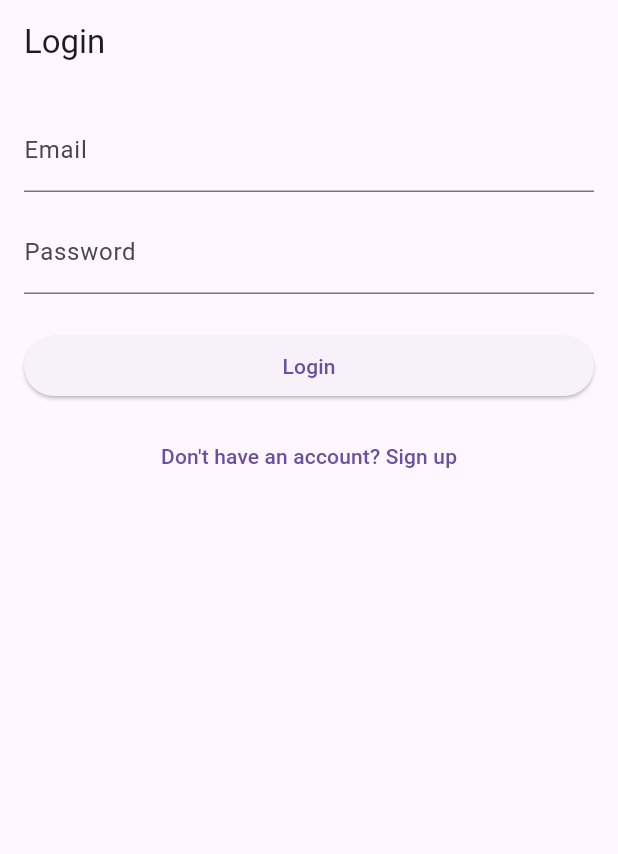
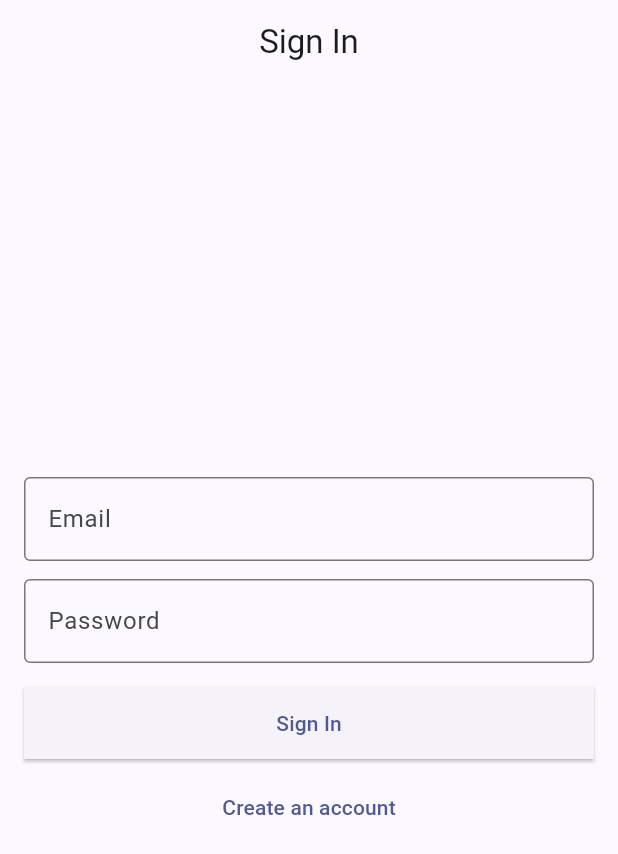
Before and after one commit to aunmirza001/Erax_Music_Player, a Flutter app: the screen it shows after launch, on a phone screen of 412 x 824 dp. Shown: the top 854 px of the screen. Run offline on Flutter 3.47's test engine with Material 3 defaults, Android fonts, the phone set to English and light mode, and no system bars; our stand-ins replace file_picker, just_audio, just_audio_background, permission_handler, shared_preferences; missing offline and left inert: audio_session.

```diff
--- a/lib/core/theme/app_theme.dart
+++ b/lib/core/theme/app_theme.dart
@@ -1,15 +1,39 @@
 import 'package:flutter/material.dart';
 
 class AppTheme {
-  static ThemeData get light => ThemeData(
-        colorScheme: ColorScheme.fromSeed(seedColor: Colors.teal),
-        useMaterial3: true,
-        brightness: Brightness.light,
-      );
+  static ThemeData get light {
+    return ThemeData(
+      useMaterial3: true,
+      colorScheme: ColorScheme.fromSeed(seedColor: Colors.indigo),
+      brightness: Brightness.light,
+      appBarTheme: const AppBarTheme(centerTitle: true),
+      inputDecorationTheme: const InputDecorationTheme(
+        border: OutlineInputBorder(),
+      ),
+      elevatedButtonTheme: ElevatedButtonThemeData(
+        style: ElevatedButton.styleFrom(
+          shape: RoundedRectangleBorder(borderRadius: BorderRadius.zero),
+          minimumSize: const Size(double.infinity, 48),
+        ),
+      ),
+    );
+  }
 
-  static ThemeData get dark => ThemeData(
-        colorScheme: ColorScheme.fromSeed(seedColor: Colors.teal, brightness: Brightness.dark),
-        useMaterial3: true,
-        brightness: Brightness.dark,
-      );
+  static ThemeData get dark {
+    return ThemeData(
+      useMaterial3: true,
+      colorScheme: ColorScheme.fromSeed(seedColor: Colors.indigo, brightness: Brightness.dark),
+      brightness: Brightness.dark,
+      appBarTheme: const AppBarTheme(centerTitle: true),
+      inputDecorationTheme: const InputDecorationTheme(
+        border: OutlineInputBorder(),
+      ),
+      elevatedButtonTheme: ElevatedButtonThemeData(
+        style: ElevatedButton.styleFrom(
+          shape: RoundedRectangleBorder(borderRadius: BorderRadius.zero),
+          minimumSize: const Size(double.infinity, 48),
+        ),
+      ),
+    );
+  }
 }
--- a/lib/core/theme/theme_controller.dart
+++ b/lib/core/theme/theme_controller.dart
@@ -1,24 +1,27 @@
+import 'package:flutter/foundation.dart';
 import 'package:flutter/material.dart';
-import 'package:shared_preferences/shared_preferences.dart';
+import '../services/local_storage_service.dart';
 
 class ThemeController extends ChangeNotifier {
-  final SharedPreferences _storage;
+  static const _k = 'theme_mode_is_dark_v1';
+  final LocalStorageService _storage;
   bool _isDark = false;
 
-  ThemeController._(this._storage) {
-    _isDark = _storage.getBool('isDark') ?? false;
+  ThemeController(this._storage);
+
+  static Future<ThemeController> init() async {
+    final storage = await LocalStorageService.getInstance();
+    final ctrl = ThemeController(storage);
+    ctrl._isDark = storage.getBool(_k, defaultValue: false);
+    return ctrl;
   }
 
-  static Future<ThemeController> init() async {
-    final prefs = await SharedPreferences.getInstance();
-    return ThemeController._(prefs);
-  }
-
+  ThemeMode get mode => _isDark ? ThemeMode.dark : ThemeMode.light;
   bool get isDark => _isDark;
 
   void toggle() {
     _isDark = !_isDark;
-    _storage.setBool('isDark', _isDark);
+    _storage.setBool(_k, _isDark);
     notifyListeners();
   }
 }
--- a/lib/features/auth/data/repositories/auth_repository.dart
+++ b/lib/features/auth/data/repositories/auth_repository.dart
@@ -1,7 +1,5 @@
 import 'dart:convert';
-
 import 'package:flutter/foundation.dart';
-
 import '../../../../core/services/local_storage_service.dart';
 
 class AuthRepository extends ChangeNotifier {
@@ -14,19 +12,17 @@ class AuthRepository extends ChangeNotifier {
   bool isLoggedIn = false;
   String? currentEmail;
 
-  // ✅ Private constructor
-  AuthRepository._(this._storage);
+  AuthRepository(this._storage);
 
-  /// ✅ Use this async initializer
   static Future<AuthRepository> init() async {
     final storage = await LocalStorageService.getInstance();
-    final repo = AuthRepository._(storage);
+    final repo = AuthRepository(storage);
     await repo._init();
     return repo;
   }
 
   Future<void> _init() async {
-    isLoggedIn = _storage.getBool(_loggedInKey) ?? false;
+    isLoggedIn = _storage.getBool(_loggedInKey, defaultValue: false);
     currentEmail = _storage.getString(_currentKey);
     initializing = false;
     notifyListeners();
--- a/lib/features/auth/presentation/pages/login_page.dart
+++ b/lib/features/auth/presentation/pages/login_page.dart
@@ -1,9 +1,10 @@
 import 'package:flutter/material.dart';
 import 'package:provider/provider.dart';
 
-import 'package:erex/features/auth/data/repositories/auth_repository.dart';
-import 'package:erex/features/auth/presentation/pages/signup_page.dart';
-import 'package:erex/features/home/presentation/pages/home_page.dart';
+import '../../../../core/theme/app_theme.dart';
+import '../../../home/presentation/pages/home_page.dart';
+import '../../data/repositories/auth_repository.dart'; // ✅ fixed path
+import 'signup_page.dart';
 
 class LoginPage extends StatefulWidget {
   static const route = '/login';
@@ -14,9 +15,11 @@ class LoginPage extends StatefulWidget {
 }
 
 class _LoginPageState extends State<LoginPage> {
+  final _formKey = GlobalKey<FormState>();
   final _email = TextEditingController();
   final _password = TextEditingController();
-  bool _busy = false;
+  bool _loading = false;
+  String? _error;
 
   @override
   void dispose() {
@@ -25,53 +28,93 @@ class _LoginPageState extends State<LoginPage> {
     super.dispose();
   }
 
-  Future<void> _login() async {
-    final auth = context.read<AuthRepository>();
-    setState(() => _busy = true);
-    final err =
-        await auth.login(email: _email.text.trim(), password: _password.text);
-    setState(() => _busy = false);
-    if (err != null) {
-      ScaffoldMessenger.of(context).showSnackBar(SnackBar(content: Text(err)));
-      return;
-    }
-    if (!mounted) return;
-    Navigator.of(context).pushReplacementNamed(HomePage.route);
-  }
-
   @override
   Widget build(BuildContext context) {
+    final auth = context.watch<AuthRepository>();
+
     return Scaffold(
-      appBar: AppBar(title: const Text('Login')),
-      body: Padding(
-        padding: const EdgeInsets.all(16),
+      appBar: AppBar(title: const Text('Sign In')),
+      body: Center(
+        child: ConstrainedBox(
+          constraints: const BoxConstraints(maxWidth: 420),
+          child: Padding(
+            padding: const EdgeInsets.all(16.0),
+            child: Form(
+              key: _formKey,
               child: Column(
+                mainAxisSize: MainAxisSize.min,
                 children: [
-            TextField(
+                  TextFormField(
                     controller: _email,
-                decoration: const InputDecoration(labelText: 'Email')),
+                    keyboardType: TextInputType.emailAddress,
+                    decoration: const InputDecoration(
+                      labelText: 'Email',
+                      hintText: 'you@example.com',
+                    ),
+                    validator: (v) {
+                      if (v == null || v.isEmpty) return 'Enter email';
+                      if (!v.contains('@')) return 'Enter valid email';
+                      return null;
+                    },
+                  ),
                   const SizedBox(height: 12),
-            TextField(
+                  TextFormField(
                     controller: _password,
                     obscureText: true,
-                decoration: const InputDecoration(labelText: 'Password')),
-            const SizedBox(height: 24),
+                    decoration: const InputDecoration(labelText: 'Password'),
+                    validator: (v) => (v == null || v.length < 4)
+                        ? 'Minimum 4 characters'
+                        : null,
+                  ),
+                  const SizedBox(height: 16),
+                  if (_error != null) ...[
+                    Text(
+                      _error!,
+                      style: TextStyle(
+                        color: Theme.of(context).colorScheme.error,
+                      ),
+                    ),
+                    const SizedBox(height: 8),
+                  ],
                   SizedBox(
                     width: double.infinity,
                     child: ElevatedButton(
-                onPressed: _busy ? null : _login,
-                child: _busy
-                    ? const CircularProgressIndicator()
-                    : const Text('Login'),
+                      onPressed: _loading
+                          ? null
+                          : () async {
+                              if (!_formKey.currentState!.validate()) return;
+                              setState(() {
+                                _loading = true;
+                                _error = null;
+                              });
+                              final err = await auth.login(
+                                email: _email.text.trim(),
+                                password: _password.text,
+                              );
+                              setState(() {
+                                _loading = false;
+                                _error = err;
+                              });
+                              if (err == null && mounted) {
+                                Navigator.of(
+                                  context,
+                                ).pushReplacementNamed(HomePage.route);
+                              }
+                            },
+                      child: Text(_loading ? 'Signing in...' : 'Sign In'),
                     ),
                   ),
-            const SizedBox(height: 12),
+                  const SizedBox(height: 8),
                   TextButton(
-              onPressed: () =>
-                  Navigator.of(context).pushReplacementNamed(SignupPage.route),
-              child: const Text("Don't have an account? Sign up"),
+                    onPressed: () => Navigator.of(
+                      context,
+                    ).pushReplacementNamed(SignupPage.route),
+                    child: const Text('Create an account'),
                   ),
                 ],
+              ),
+            ),
+          ),
         ),
       ),
     );
--- a/lib/my_app.dart
+++ b/lib/my_app.dart
@@ -1,7 +1,8 @@
 import 'package:flutter/material.dart';
 import 'package:provider/provider.dart';
-
+import 'core/theme/app_theme.dart';
 import 'core/theme/theme_controller.dart';
+import 'features/auth/data/repositories/auth_repository.dart';
 import 'features/auth/presentation/pages/login_page.dart';
 import 'features/auth/presentation/pages/signup_page.dart';
 import 'features/home/presentation/pages/home_page.dart';
@@ -11,19 +12,20 @@ class MyApp extends StatelessWidget {
 
   @override
   Widget build(BuildContext context) {
-    final themeController = context.watch<ThemeController>();
+    final theme = context.watch<ThemeController>();
+    final auth = context.watch<AuthRepository>();
 
     return MaterialApp(
-      title: 'Erex Player',
+      title: 'ERAX',
+      theme: AppTheme.light,
+      darkTheme: AppTheme.dark,
+      themeMode: theme.mode,
       debugShowCheckedModeBanner: false,
-      theme: ThemeData.light(),
-      darkTheme: ThemeData.dark(),
-      themeMode: themeController.isDark ? ThemeMode.dark : ThemeMode.light,
-      initialRoute: LoginPage.route,
+      home: auth.isLoggedIn ? const HomePage() : const LoginPage(),
       routes: {
+        HomePage.route: (_) => const HomePage(),
         LoginPage.route: (_) => const LoginPage(),
         SignupPage.route: (_) => const SignupPage(),
-        HomePage.route: (_) => const HomePage(),
       },
     );
   }
```
Also changed, not shown: lib/core/audio/audio_player_service.dart (+66 -34 lines), lib/core/services/local_storage_service.dart (+8 -7 lines), lib/features/auth/presentation/pages/signup_page.dart (+91 -47 lines), lib/features/home/presentation/pages/home_page.dart (+35 -15 lines), lib/features/library/data/library_repository.dart (+5 -12 lines), lib/features/library/models/track.dart (+12 -17 lines), lib/features/player/now_playing_page.dart (+36 -16 lines), lib/main.dart (+13 -6 lines), pubspec.yaml (+8 -7 lines), lib/core/audio/duration_utils.dart (line endings or trailing spaces), pubspec.lock, 5 other files. Lines whose indentation alone changed are shown as unchanged.
